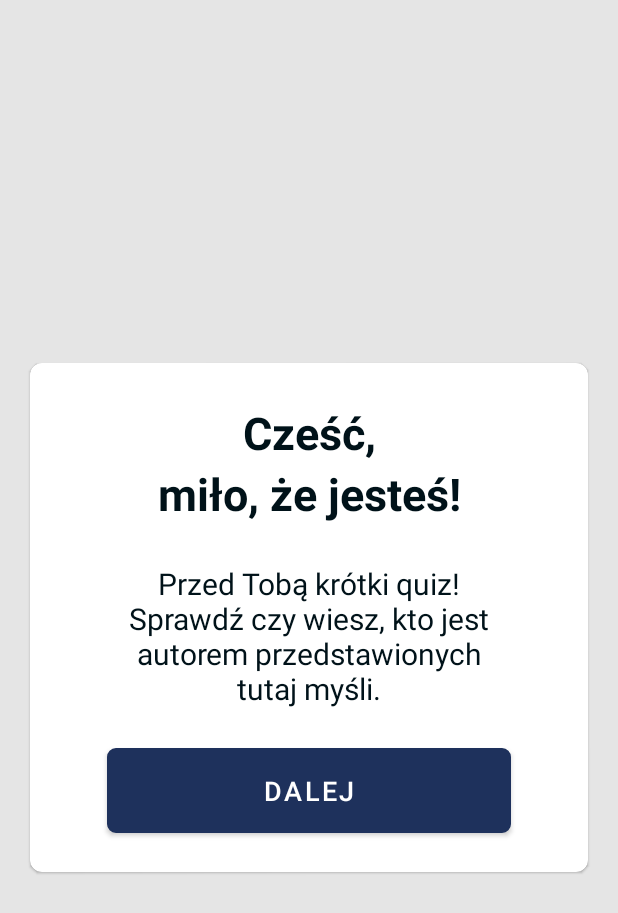
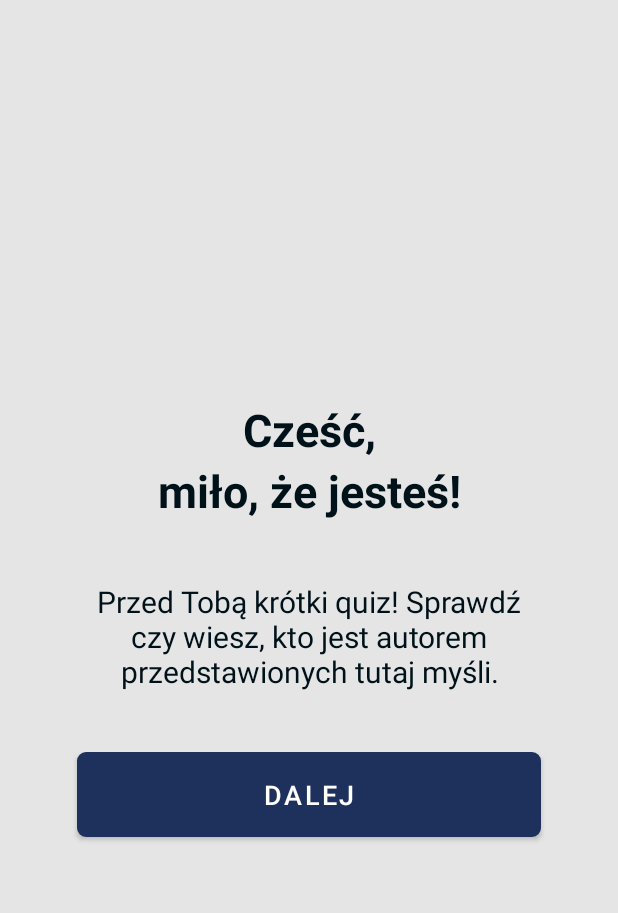
Before and after one commit to maciejglownia/StoikCytatQuiz, an Android app: the screen it shows after launch (MainActivity), on a phone screen of 412 x 824 dp. Shown: the top 913 px of the screen. Run offline under Robolectric (Android 15) with nearby library versions, the phone set to English and light mode, and no system bars.

Commit message:
Last repair before publish fixed version

```diff
--- a/app/src/main/java/pl/glownia/maciej/stoikcytatquiz/QuizQuestionsActivity.kt
+++ b/app/src/main/java/pl/glownia/maciej/stoikcytatquiz/QuizQuestionsActivity.kt
@@ -221,7 +221,7 @@ class QuizQuestionsActivity : AppCompatActivity(), View.OnClickListener {
                         btnNext!!.text.equals("POTWIERDŹ")  // "CONFIRM"
                     ) {
                         Toast.makeText(
-                            this,
+                            applicationContext,
                             "Zaznacz odpowiedź!", Toast.LENGTH_SHORT    // "Mark the answer"
                         ).show()
                     } else {
--- a/app/src/main/java/pl/glownia/maciej/stoikcytatquiz/ResultActivity.kt
+++ b/app/src/main/java/pl/glownia/maciej/stoikcytatquiz/ResultActivity.kt
@@ -94,6 +94,7 @@ class ResultActivity : AppCompatActivity() {
         if (result < 0 || result > 100) {
             return "Coś poszło nie tak. Błąd aplikacji." // "Something went wrong. App doesn't work properly."
         } else if (result == 100) {
+            with(laurelWreath) { setColorFilter(ContextCompat.getColor(context, R.color.teal_200)) }
             return "Bezbłędnie! Wspaniały wynik!" // "Faultlessly! Great result!"
         } else if (result in 80..99) {
             with(laurelWreath) { setColorFilter(ContextCompat.getColor(context, R.color.silver)) }
@@ -106,7 +107,7 @@ class ResultActivity : AppCompatActivity() {
             return "Widać braki, ale nie łam się. Czyń postępy!" // Yours gap in knowledge are
             // visible, but don't worry. Do the progress.
         } else {
-            with(laurelWreath) { setColorFilter(ContextCompat.getColor(context, R.color.black)) }
+            with(laurelWreath) { setColorFilter(ContextCompat.getColor(context, R.color.light_black)) }
             return "Nie przejmuj się, ale poświęć więcej czasu na czytanie."
             // "Don't worry, but spend more time reading."
         }
--- a/app/src/main/res/layout/activity_main.xml
+++ b/app/src/main/res/layout/activity_main.xml
@@ -9,27 +9,16 @@
     android:orientation="vertical"
     tools:context=".MainActivity">
 
-    <com.google.android.material.card.MaterialCardView
-        android:layout_width="match_parent"
-        android:layout_height="wrap_content"
-        android:layout_marginStart="20dp"
-        android:layout_marginEnd="20dp"
-        android:background="@color/white"
-        android:elevation="5dp"
-        app:cardCornerRadius="8dp">
-
     <LinearLayout
         android:layout_width="match_parent"
         android:layout_height="wrap_content"
         android:layout_margin="16dp"
-            android:background="@color/white"
         android:orientation="vertical">
 
         <TextView
             android:layout_width="match_parent"
             android:layout_height="wrap_content"
-                android:layout_marginTop="10dp"
-                android:background="@color/white"
+            android:layout_marginTop="20dp"
             android:gravity="center"
             android:text="@string/hello_message"
             android:textColor="?android:textColorPrimary"
@@ -39,7 +28,6 @@
         <TextView
             android:layout_width="match_parent"
             android:layout_height="wrap_content"
-                android:background="@color/white"
             android:gravity="center"
             android:text="@string/welcome_message"
             android:textColor="?android:textColorPrimary"
@@ -49,13 +37,9 @@
         <TextView
             android:layout_width="match_parent"
             android:layout_height="wrap_content"
-                android:layout_marginLeft="30dp"
-                android:layout_marginTop="10dp"
-                android:layout_marginRight="30dp"
-                android:layout_marginBottom="10dp"
-                android:background="@color/white"
+            android:layout_margin="20dp"
             android:gravity="center"
-                android:padding="16dp"
+            android:padding="20dp"
             android:text="@string/start_text_to_user"
             android:textColor="?android:textColorPrimary"
             android:textSize="20sp" />
@@ -66,15 +50,11 @@
             android:layout_height="wrap_content"
             android:layout_marginLeft="35dp"
             android:layout_marginRight="35dp"
-                android:layout_marginBottom="10dp"
+            android:layout_marginBottom="20dp"
             android:background="@drawable/button_border_bg"
             android:padding="10dp"
             android:text="@string/next_button"
             android:textColor="@color/white"
             android:textSize="18sp" />
     </LinearLayout>
-
-
-    </com.google.android.material.card.MaterialCardView>
-
 </LinearLayout>
--- a/app/src/main/res/layout/activity_menu.xml
+++ b/app/src/main/res/layout/activity_menu.xml
@@ -18,7 +18,8 @@
         android:layout_marginEnd="1dp"
         android:background="@color/transparent"
         android:contentDescription="@string/settings_dots"
-        android:src="@drawable/settings_dots" />
+        android:src="@drawable/settings_dots"
+        app:tint="?android:tint" />
 
     <TextView
         android:id="@+id/tv_result"
--- a/app/src/main/res/layout/activity_quiz_questions.xml
+++ b/app/src/main/res/layout/activity_quiz_questions.xml
@@ -3,6 +3,7 @@
     xmlns:tools="http://schemas.android.com/tools"
     android:layout_width="match_parent"
     android:layout_height="match_parent"
+    android:background="?android:background"
     tools:context=".QuizQuestionsActivity">
 
     <LinearLayout
@@ -15,7 +16,7 @@
             android:id="@+id/tv_question"
             android:layout_width="match_parent"
             android:layout_height="wrap_content"
-            android:layout_marginTop="10dp"
+            android:layout_marginTop="12dp"
             android:gravity="center"
             android:textColor="?android:textColorPrimary"
             android:textSize="22sp"
--- a/app/src/main/res/values-night/themes.xml
+++ b/app/src/main/res/values-night/themes.xml
@@ -12,7 +12,8 @@
         <!-- Status bar color. -->
         <item name="android:statusBarColor" tools:targetApi="l">?attr/colorPrimaryVariant</item>
         <!-- Customize your theme here. -->
-        <item name="android:textColorPrimary">@color/white</item>
+        <item name="android:textColorPrimary">#F7F7F1</item>
         <item name="android:background">@color/stoic_answer_text</item>
+        <item name="android:tint">@color/teal_200</item>
     </style>
 </resources>
--- a/app/src/main/res/values/colors.xml
+++ b/app/src/main/res/values/colors.xml
@@ -21,5 +21,5 @@
     <color name="bronze">#CC6633</color>
     <color name="olive">#808000</color>
     <color name="stoic_dark_mode_bg">#141516</color>
-
+    <color name="light_black">#27282B</color>
 </resources>
--- a/app/src/main/res/values/themes.xml
+++ b/app/src/main/res/values/themes.xml
@@ -14,6 +14,7 @@
         <!-- Customize your theme here. -->
         <item name="android:textColorPrimary">@color/stoic_answer_text</item>
         <item name="android:background">@color/main_background</item>
+        <item name="android:tint">@color/black</item>
     </style>
 
     <style name="ProgressBarStyle">
--- a/build.gradle
+++ b/build.gradle
@@ -5,7 +5,7 @@ buildscript {
         mavenCentral()
     }
     dependencies {
-        classpath "com.android.tools.build:gradle:7.0.2"
+        classpath "com.android.tools.build:gradle:7.0.4"
         classpath "org.jetbrains.kotlin:kotlin-gradle-plugin:1.6.10"
 
         // NOTE: Do not place your application dependencies here; they belong
```
Lines whose indentation alone changed are shown as unchanged.
